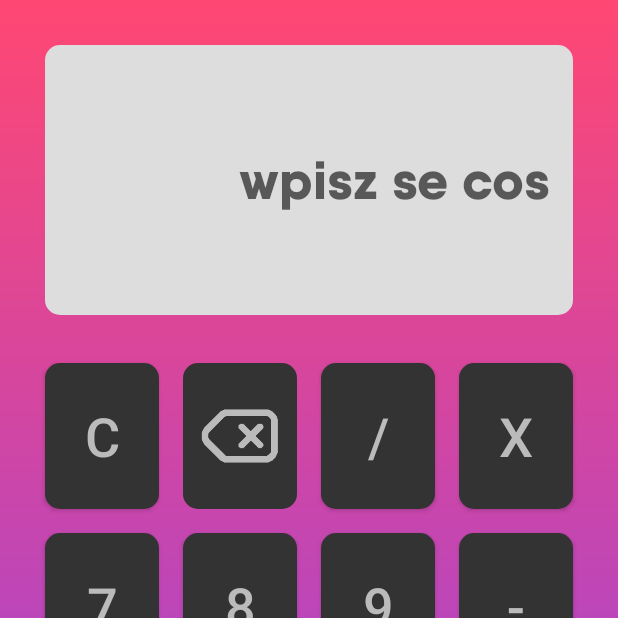
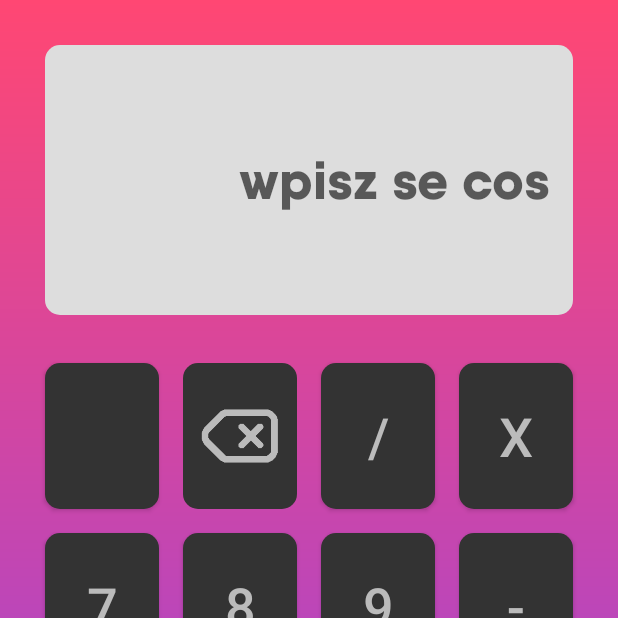
Before and after one commit to igoro00/CalculatorMultiplayer, an Android app: the screen it shows after launch (MainActivity), after a tap on "MAM KOLEGUF :)", on a phone screen of 412 x 824 dp, the top half of it. Run offline under Robolectric (Android 15) with nearby library versions, the light colour scheme and no system bars; libraries missing offline, so code that uses them is left out: com.github.nkzawa.emitter, com.github.nkzawa.socketio, com.udojava.evalex; 2 statements that could not run were skipped.

Commit message:
Del and Clear merged into one button. Added Settings panel

```diff
--- a/app/src/main/java/com/example/calculatormultiplayer/MainActivity.java
+++ b/app/src/main/java/com/example/calculatormultiplayer/MainActivity.java
@@ -1,6 +1,7 @@
 package com.example.calculatormultiplayer;
 
 import androidx.appcompat.app.AppCompatActivity;
+import androidx.preference.PreferenceManager;
 
 import android.app.Dialog;
 import android.content.Context;
@@ -15,6 +16,7 @@ import android.view.View;
 import android.widget.AdapterView;
 import android.widget.Button;
 import android.widget.EditText;
+import android.widget.ImageButton;
 import android.widget.TextView;
 import android.widget.Toast;
 
@@ -39,7 +41,7 @@ public class MainActivity extends AppCompatActivity implements View.OnClickListe
     private static String uniqueID = null;
     private static final String PREF_UNIQUE_ID = "PREF_UNIQUE_ID";
     private boolean isMP;
-    private Button buttonPapa;
+    private ImageButton buttonDel;
     private Dialog sendTxtDialog;
 
     public synchronized static String id(Context context) {
@@ -64,13 +66,20 @@ public class MainActivity extends AppCompatActivity implements View.OnClickListe
         output = findViewById(R.id.textView);
         isMP = getIntent().getBooleanExtra("isMP", false);
         if(isMP) {
+            SharedPreferences sharedPreferences =
+                    PreferenceManager.getDefaultSharedPreferences(this);
+            String serverURL = sharedPreferences.getString("serverURL", "example.com");
+
+
+
             try {
-                socket = IO.socket("http://igoro00.ddns.net:3000");
+                socket = IO.socket(formatURL(serverURL));
                 Log.d("xd", "connect");
                 socket.connect();
                 socket.emit("join", id(this));
             } catch (URISyntaxException e) {
                 e.printStackTrace();
+                toast("NIE UDAŁO SIĘ NAWIĄZAĆ POŁĄCZENIA!");
             }
             socket.on("userjoinedthechat", new Emitter.Listener() {
                 @Override
@@ -116,7 +125,7 @@ public class MainActivity extends AppCompatActivity implements View.OnClickListe
                     });
                 }
             });
-            buttonPapa =(Button)findViewById(R.id.buttonPapa);
+            Button buttonPapa =(Button)findViewById(R.id.buttonPapa);
             buttonPapa.setOnLongClickListener(new View.OnLongClickListener() {
                 public boolean onLongClick(View v) {
                     sendTxtDialog = new Dialog(MainActivity.this);
@@ -138,6 +147,15 @@ public class MainActivity extends AppCompatActivity implements View.OnClickListe
                 }
             });
         }
+        buttonDel = findViewById(R.id.buttonDel);
+        buttonDel.setOnLongClickListener(new View.OnLongClickListener() {
+            @Override
+            public boolean onLongClick(View v) {
+                text = "";
+                output.setText(text);
+                return true;
+            }
+        });
     }
 
     public void onClick(View v) {
@@ -241,9 +259,10 @@ public class MainActivity extends AppCompatActivity implements View.OnClickListe
                 break;
             }
 
-            case R.id.buttonClear: {
-                text = "";
-                output.setText(text);
+            case R.id.buttonSqrt: {
+                //text = text + "√";
+                //text = text + "sqrt(9)";
+                //output.setText(text);
                 break;
             }
 
@@ -336,6 +355,29 @@ public class MainActivity extends AppCompatActivity implements View.OnClickListe
         nwmPlayer.start();
     }
 
+    String formatURL(String input){
+        String portchck = input;
+        //usun wszystkie cyfry na koncu i sprawdz czy jest : przed nimi
+        //jeśli nie ma to znaczy ze nie ma portu i trzeba dodać domyslny
+        while(Character.isDigit(portchck.charAt(portchck.length()-1))){
+            portchck = portchck.substring(0, portchck.length() - 1);
+        }
+        if(portchck.charAt(portchck.length()-1)!=':'){
+            input = input + ":2137";
+        }
+
+
+        if(input.startsWith("https://")){
+            input=input.substring(0,5)+input.substring(5+1);
+        }
+        if(!input.startsWith("http://")){
+            input = "http://" + input;
+        }
+
+
+        return input;
+    }
+
     @Override
     protected void onDestroy() {
         super.onDestroy();
--- a/app/src/main/res/layout/activity_main.xml
+++ b/app/src/main/res/layout/activity_main.xml
@@ -63,14 +63,14 @@
         app:layout_constraintTop_toBottomOf="@+id/textView" />
 
     <Button
-        android:id="@+id/buttonClear"
+        android:id="@+id/buttonSqrt"
         android:layout_width="0dp"
         android:layout_height="0dp"
         android:layout_marginTop="32dp"
         android:layout_marginEnd="8dp"
         android:background="@drawable/sqr_button_shape"
         android:gravity="center"
-        android:text="C"
+        android:text=""
         android:textAlignment="center"
         android:textColor="@color/text"
         android:textSize="36dp"
@@ -92,11 +92,12 @@
         android:scaleType="fitCenter"
         android:padding="5dp"
         android:onClick="onClick"
+        android:longClickable="true"
         android:src="@drawable/backspace_white_192x192"
         app:layout_constraintBottom_toBottomOf="@+id/buttonDiv"
         app:layout_constraintEnd_toStartOf="@+id/buttonDiv"
         app:layout_constraintHorizontal_bias="0.6"
-        app:layout_constraintStart_toEndOf="@+id/buttonClear"
+        app:layout_constraintStart_toEndOf="@+id/buttonSqrt"
         app:layout_constraintTop_toBottomOf="@+id/textView" />
 
     <TextView
@@ -131,8 +132,8 @@
         android:textSize="36dp"
         android:onClick="onClick"
         app:layout_constraintBottom_toBottomOf="@+id/button8"
-        app:layout_constraintEnd_toEndOf="@+id/buttonClear"
-        app:layout_constraintStart_toStartOf="@+id/buttonClear"
+        app:layout_constraintEnd_toEndOf="@+id/buttonSqrt"
+        app:layout_constraintStart_toStartOf="@+id/buttonSqrt"
         app:layout_constraintTop_toTopOf="@+id/button8" />
 
     <Button
--- /dev/null
+++ b/app/src/main/res/menu/mymenu.xml
@@ -0,0 +1,5 @@
+<?xml version="1.0" encoding="utf-8"?>
+<menu xmlns:android="http://schemas.android.com/apk/res/android">
+    <item android:id="@+id/setting"
+        android:title="Ustawienia"/>
+</menu>
--- a/app/src/main/res/values/colors.xml
+++ b/app/src/main/res/values/colors.xml
@@ -5,4 +5,5 @@
     <color name="colorAccent">#D81B60</color>
     <color name="text">#BBBBBB</color>
     <color name="button">#333333</color>
+    <color name="transparent">#00000000</color>
 </resources>
--- a/app/src/main/res/values/strings.xml
+++ b/app/src/main/res/values/strings.xml
@@ -3,4 +3,9 @@
     <string name="edittext_hint"><font size="36">wpisz se cos</font></string>
     <string name="title_activity_choose_side">chooseSide</string>
     <string name="dialog_send_button_text">Wyślij</string>
+    <string name="title_activity_settings">Ustawienia</string>
+
+    <string name="messages_header">Ogólne</string>
+    <string name="server_url">Adres serwera</string>
+
 </resources>
```
Also changed, not shown: app/build.gradle (+11 -10 lines), app/src/main/AndroidManifest.xml (+18 -10 lines), app/src/main/java/com/example/calculatormultiplayer/SettingsActivity.java (added, +31 -0 lines), app/src/main/java/com/example/calculatormultiplayer/chooseSide.java (+25 -0 lines), app/src/main/res/layout/activity_choose_side.xml (+14 -0 lines), app/src/main/res/layout/settings_activity.xml (added, +30 -0 lines), app/src/main/res/values/arrays.xml (added, +12 -0 lines), app/src/main/res/xml/root_preferences.xml (added, +27 -0 lines), app/src/main/res/drawable-v24/menu_bot.png (added).
